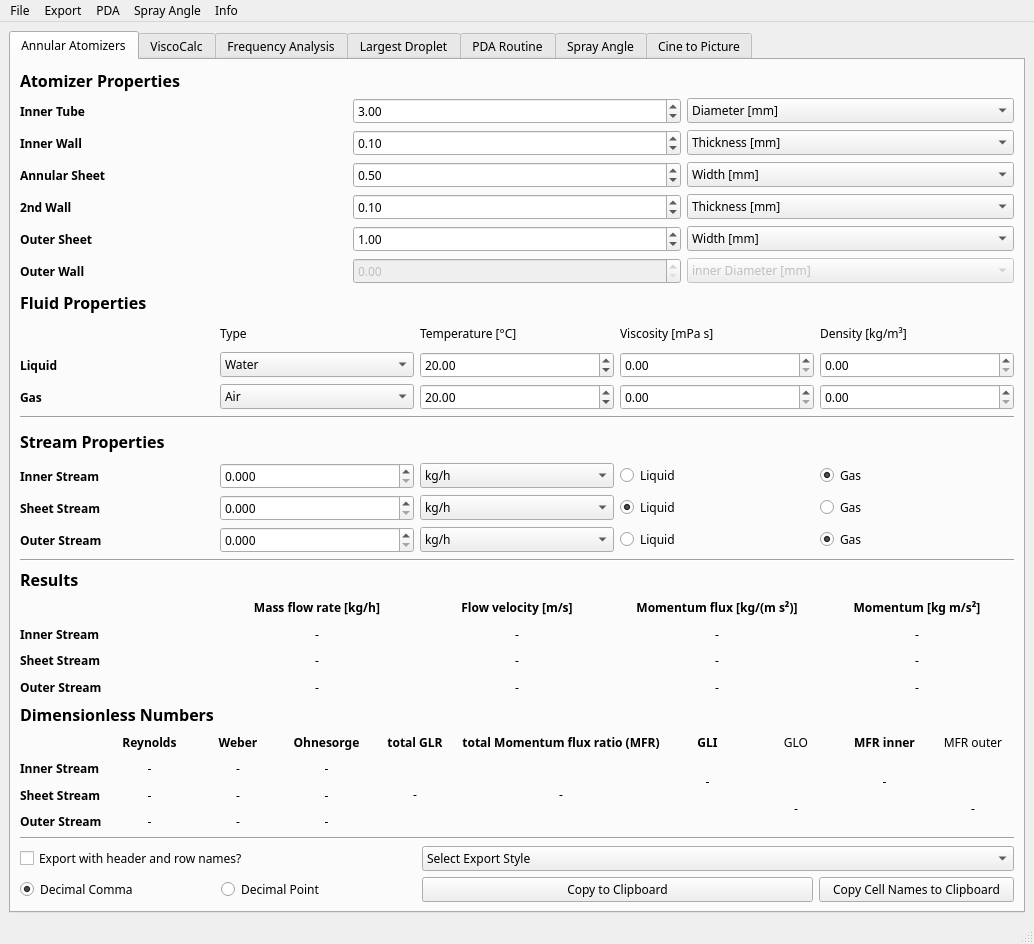
First picture: the form in GUI/mainWindow.ui, repository realize-1337/Atomizer-Toolbox, before the edit.
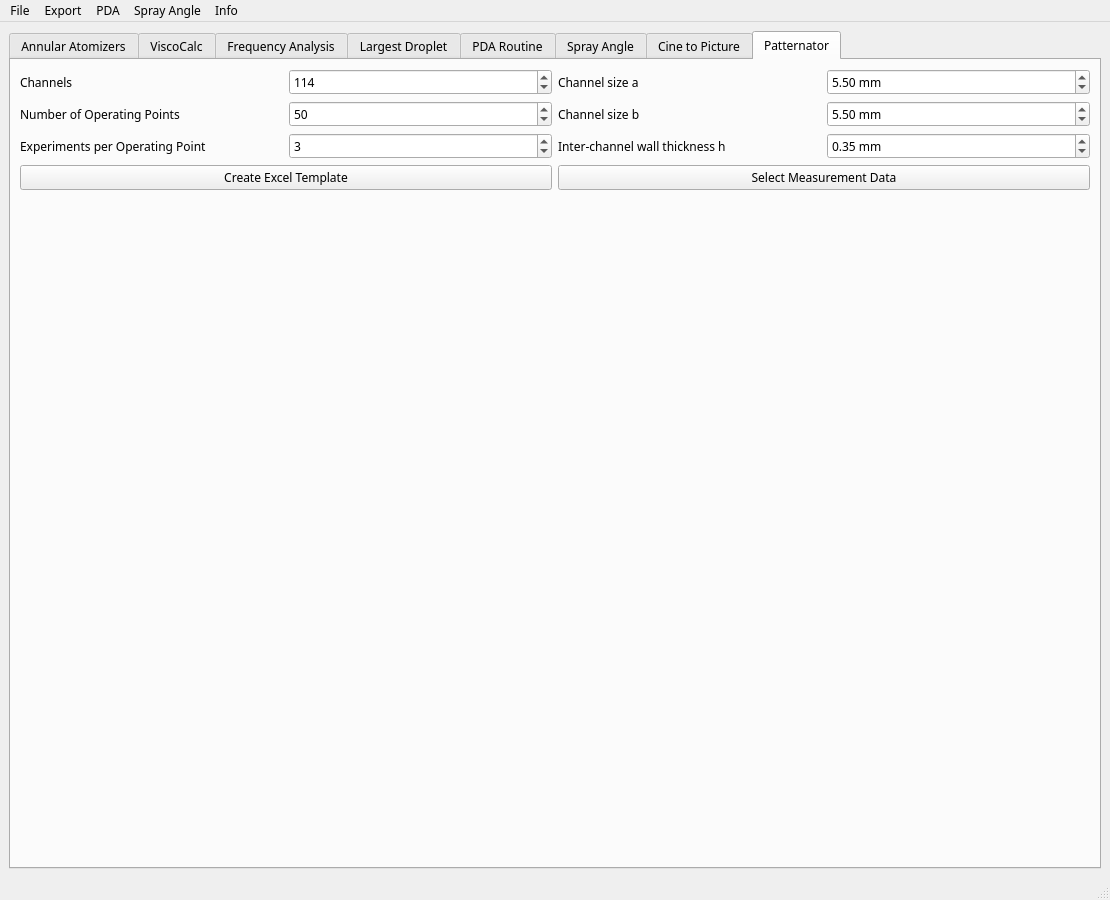
Second picture: the form after the edit. The open tabs and pages were chosen to show the change.

The edit to the form file:
```diff
--- a/GUI/mainWindow.ui
+++ b/GUI/mainWindow.ui
@@ -6,8 +6,8 @@
    <rect>
     <x>0</x>
     <y>0</y>
-    <width>1034</width>
-    <height>944</height>
+    <width>1110</width>
+    <height>830</height>
    </rect>
   </property>
   <property name="font">
@@ -98,6 +98,9 @@
           </item>
           <item row="2" column="2">
            <widget class="QDoubleSpinBox" name="liquidTemp">
+            <property name="minimum">
+             <double>1.000000000000000</double>
+            </property>
             <property name="value">
              <double>20.000000000000000</double>
             </property>
@@ -119,6 +122,9 @@
           </item>
           <item row="3" column="2">
            <widget class="QDoubleSpinBox" name="gasTemp">
+            <property name="minimum">
+             <double>1.000000000000000</double>
+            </property>
             <property name="value">
              <double>20.000000000000000</double>
             </property>
@@ -962,75 +968,7 @@
         </item>
         <item row="8" column="0">
          <layout class="QGridLayout" name="gridLayout_7">
-          <item row="1" column="4">
-           <widget class="QLabel" name="label_49">
-            <property name="font">
-             <font>
-              <family>Segoe UI Semibold</family>
-              <weight>75</weight>
-              <bold>true</bold>
-             </font>
-            </property>
-            <property name="text">
-             <string>total GLR</string>
-            </property>
-            <property name="alignment">
-             <set>Qt::AlignCenter</set>
-            </property>
-           </widget>
-          </item>
-          <item row="1" column="1">
-           <widget class="QLabel" name="label_39">
-            <property name="font">
-             <font>
-              <family>Segoe UI Semibold</family>
-              <weight>75</weight>
-              <bold>true</bold>
-             </font>
-            </property>
-            <property name="text">
-             <string>Reynolds</string>
-            </property>
-            <property name="alignment">
-             <set>Qt::AlignCenter</set>
-            </property>
-           </widget>
-          </item>
-          <item row="1" column="3">
-           <widget class="QLabel" name="label_41">
-            <property name="font">
-             <font>
-              <family>Segoe UI Semibold</family>
-              <weight>75</weight>
-              <bold>true</bold>
-             </font>
-            </property>
-            <property name="text">
-             <string>Ohnesorge</string>
-            </property>
-            <property name="alignment">
-             <set>Qt::AlignCenter</set>
-            </property>
-           </widget>
-          </item>
-          <item row="1" column="2">
-           <widget class="QLabel" name="label_40">
-            <property name="font">
-             <font>
-              <family>Segoe UI Semibold</family>
-              <weight>75</weight>
-              <bold>true</bold>
-             </font>
-            </property>
-            <property name="text">
-             <string>Weber</string>
-            </property>
-            <property name="alignment">
-             <set>Qt::AlignCenter</set>
-            </property>
-           </widget>
-          </item>
-          <item row="2" column="5" rowspan="3">
+          <item row="2" column="8" rowspan="3">
            <widget class="QLabel" name="totalMom">
             <property name="text">
              <string>-</string>
@@ -1040,7 +978,44 @@
             </property>
            </widget>
           </item>
+          <item row="1" column="4">
+           <widget class="QLabel" name="label_62">
+            <property name="text">
+             <string>Weber GLR</string>
+            </property>
+            <property name="alignment">
+             <set>Qt::AlignCenter</set>
+            </property>
+           </widget>
+          </item>
+          <item row="1" column="5">
+           <widget class="QLabel" name="label_49">
+            <property name="font">
+             <font>
+              <family>Segoe UI Semibold</family>
+              <weight>75</weight>
+              <bold>true</bold>
+             </font>
+            </property>
+            <property name="text">
+             <string>Total GLR</string>
+            </property>
+            <property name="alignment">
+             <set>Qt::AlignCenter</set>
+            </property>
+           </widget>
+          </item>
           <item row="2" column="4" rowspan="3">
+           <widget class="QLabel" name="weberGLR">
+            <property name="text">
+             <string>-</string>
+            </property>
+            <property name="alignment">
+             <set>Qt::AlignCenter</set>
+            </property>
+           </widget>
+          </item>
+          <item row="2" column="5" rowspan="3">
            <widget class="QLabel" name="totalGLR">
             <property name="text">
              <string>-</string>
@@ -1050,7 +1025,7 @@
             </property>
            </widget>
           </item>
-          <item row="1" column="5">
+          <item row="1" column="8">
            <widget class="QLabel" name="label_52">
             <property name="font">
              <font>
@@ -1060,14 +1035,31 @@
              </font>
             </property>
             <property name="text">
-             <string>total Momentum flux ratio (MFR)</string>
+             <string>Total Momentum Ratio J</string>
             </property>
             <property name="alignment">
              <set>Qt::AlignCenter</set>
             </property>
            </widget>
           </item>
-          <item row="0" column="0" colspan="10">
+          <item row="1" column="1">
+           <widget class="QLabel" name="label_39">
+            <property name="font">
+             <font>
+              <family>Segoe UI Semibold</family>
+              <weight>75</weight>
+              <bold>true</bold>
+             </font>
+            </property>
+            <property name="text">
+             <string>Reynolds</string>
+            </property>
+            <property name="alignment">
+             <set>Qt::AlignCenter</set>
+            </property>
+           </widget>
+          </item>
+          <item row="0" column="0" colspan="11">
            <widget class="QLabel" name="label_36">
             <property name="font">
              <font>
@@ -1106,83 +1098,17 @@
             </property>
            </widget>
           </item>
-          <item row="2" column="3">
-           <widget class="QLabel" name="innerOh">
-            <property name="text">
-             <string>-</string>
+          <item row="2" column="0">
+           <widget class="QLabel" name="label_37">
+            <property name="font">
+             <font>
+              <family>Segoe UI Semibold</family>
+              <weight>75</weight>
+              <bold>true</bold>
+             </font>
             </property>
-            <property name="alignment">
-             <set>Qt::AlignCenter</set>
-            </property>
-           </widget>
-          </item>
-          <item row="2" column="2">
-           <widget class="QLabel" name="innerWe">
             <property name="text">
-             <string>-</string>
-            </property>
-            <property name="alignment">
-             <set>Qt::AlignCenter</set>
-            </property>
-           </widget>
-          </item>
-          <item row="3" column="2">
-           <widget class="QLabel" name="sheetWe">
-            <property name="text">
-             <string>-</string>
-            </property>
-            <property name="alignment">
-             <set>Qt::AlignCenter</set>
-            </property>
-           </widget>
-          </item>
-          <item row="3" column="3">
-           <widget class="QLabel" name="sheetOh">
-            <property name="text">
-             <string>-</string>
-            </property>
-            <property name="alignment">
-             <set>Qt::AlignCenter</set>
-            </property>
-           </widget>
-          </item>
-          <item row="4" column="2">
-           <widget class="QLabel" name="outerWe">
-            <property name="text">
-             <string>-</string>
-            </property>
-            <property name="alignment">
-             <set>Qt::AlignCenter</set>
-            </property>
-           </widget>
-          </item>
-          <item row="4" column="3">
-           <widget class="QLabel" name="outerOh">
-            <property name="text">
-             <string>-</string>
-            </property>
-            <property name="alignment">
-             <set>Qt::AlignCenter</set>
-            </property>
-           </widget>
-          </item>
-          <item row="4" column="1">
-           <widget class="QLabel" name="outerRe">
-            <property name="text">
-             <string>-</string>
-            </property>
-            <property name="alignment">
-             <set>Qt::AlignCenter</set>
-            </property>
-           </widget>
-          </item>
-          <item row="2" column="1">
-           <widget class="QLabel" name="innerRe">
-            <property name="text">
-             <string>-</string>
-            </property>
-            <property name="alignment">
-             <set>Qt::AlignCenter</set>
+             <string>Inner Stream</string>
             </property>
            </widget>
           </item>
@@ -1234,8 +1160,8 @@
             </property>
            </widget>
           </item>
-          <item row="3" column="9" rowspan="2">
-           <widget class="QLabel" name="outerSheetMom">
+          <item row="2" column="1">
+           <widget class="QLabel" name="innerRe">
             <property name="text">
              <string>-</string>
             </property>
@@ -1244,7 +1170,21 @@
             </property>
            </widget>
           </item>
-          <item row="2" column="8" rowspan="2">
+          <item row="4" column="0">
+           <widget class="QLabel" name="label_43">
+            <property name="font">
+             <font>
+              <family>Segoe UI Semibold</family>
+              <weight>75</weight>
+              <bold>true</bold>
+             </font>
+            </property>
+            <property name="text">
+             <string>Outer Stream</string>
+            </property>
+           </widget>
+          </item>
+          <item row="2" column="9" rowspan="2">
            <widget class="QLabel" name="innerSheetMom">
             <property name="text">
              <string>-</string>
@@ -1254,6 +1194,16 @@
             </property>
            </widget>
           </item>
+          <item row="3" column="10" rowspan="2">
+           <widget class="QLabel" name="outerSheetMom">
+            <property name="text">
+             <string>-</string>
+            </property>
+            <property name="alignment">
+             <set>Qt::AlignCenter</set>
+            </property>
+           </widget>
+          </item>
           <item row="1" column="6">
            <widget class="QLabel" name="label_38">
             <property name="font">
@@ -1271,6 +1221,26 @@
             </property>
            </widget>
           </item>
+          <item row="3" column="7" rowspan="2">
+           <widget class="QLabel" name="outerSheetGLR">
+            <property name="text">
+             <string>-</string>
+            </property>
+            <property name="alignment">
+             <set>Qt::AlignCenter</set>
+            </property>
+           </widget>
+          </item>
+          <item row="1" column="10">
+           <widget class="QLabel" name="label_28">
+            <property name="text">
+             <string>Outer J</string>
+            </property>
+            <property name="alignment">
+             <set>Qt::AlignCenter</set>
+            </property>
+           </widget>
+          </item>
           <item row="1" column="7">
            <widget class="QLabel" name="label_27">
             <property name="text">
@@ -1281,27 +1251,111 @@
             </property>
            </widget>
           </item>
-          <item row="1" column="8">
-           <widget class="QLabel" name="label_48">
-            <property name="font">
-             <font>
-              <family>Segoe UI Semibold</family>
-              <weight>75</weight>
-              <bold>true</bold>
-             </font>
-            </property>
-            <property name="text">
-             <string>MFR inner</string>
-            </property>
-            <property name="alignment">
-             <set>Qt::AlignCenter</set>
-            </property>
-           </widget>
-          </item>
           <item row="1" column="9">
-           <widget class="QLabel" name="label_28">
+           <widget class="QLabel" name="label_48">
+            <property name="font">
+             <font>
+              <family>Segoe UI Semibold</family>
+              <weight>75</weight>
+              <bold>true</bold>
+             </font>
+            </property>
             <property name="text">
-             <string>MFR outer</string>
+             <string>Inner J</string>
+            </property>
+            <property name="alignment">
+             <set>Qt::AlignCenter</set>
+            </property>
+           </widget>
+          </item>
+          <item row="1" column="2">
+           <widget class="QLabel" name="label_41">
+            <property name="font">
+             <font>
+              <family>Segoe UI Semibold</family>
+              <weight>75</weight>
+              <bold>true</bold>
+             </font>
+            </property>
+            <property name="text">
+             <string>Ohnesorge</string>
+            </property>
+            <property name="alignment">
+             <set>Qt::AlignCenter</set>
+            </property>
+           </widget>
+          </item>
+          <item row="2" column="2">
+           <widget class="QLabel" name="innerOh">
+            <property name="text">
+             <string>-</string>
+            </property>
+            <property name="alignment">
+             <set>Qt::AlignCenter</set>
+            </property>
+           </widget>
+          </item>
+          <item row="2" column="3">
+           <widget class="QLabel" name="innerWe">
+            <property name="text">
+             <string>-</string>
+            </property>
+            <property name="alignment">
+             <set>Qt::AlignCenter</set>
+            </property>
+           </widget>
+          </item>
+          <item row="3" column="2">
+           <widget class="QLabel" name="sheetOh">
+            <property name="text">
+             <string>-</string>
+            </property>
+            <property name="alignment">
+             <set>Qt::AlignCenter</set>
+            </property>
+           </widget>
+          </item>
+          <item row="3" column="3">
+           <widget class="QLabel" name="sheetWe">
+            <property name="text">
+             <string>-</string>
+            </property>
+            <property name="alignment">
+             <set>Qt::AlignCenter</set>
+            </property>
+           </widget>
+          </item>
+          <item row="4" column="2">
+           <widget class="QLabel" name="outerOh">
+            <property name="text">
+             <string>-</string>
+            </property>
+            <property name="alignment">
+             <set>Qt::AlignCenter</set>
+            </property>
+           </widget>
+          </item>
+          <item row="4" column="3">
+           <widget class="QLabel" name="outerWe">
+            <property name="text">
+             <string>-</string>
+            </property>
+            <property name="alignment">
+             <set>Qt::AlignCenter</set>
+            </property>
+           </widget>
+          </item>
+          <item row="1" column="3">
+           <widget class="QLabel" name="label_40">
+            <property name="font">
+             <font>
+              <family>Segoe UI Semibold</family>
+              <weight>75</weight>
+              <bold>true</bold>
+             </font>
+            </property>
+            <property name="text">
+             <string>Weber</string>
             </property>
             <property name="alignment">
              <set>Qt::AlignCenter</set>
@@ -2688,6 +2742,193 @@
         </item>
        </layout>
       </widget>
+      <widget class="QWidget" name="tab_8">
+       <attribute name="title">
+        <string>Patternator</string>
+       </attribute>
+       <layout class="QGridLayout" name="gridLayout_17">
+        <item row="0" column="0">
+         <layout class="QGridLayout" name="gridLayout_16">
+          <item row="0" column="2">
+           <layout class="QHBoxLayout" name="horizontalLayout_21">
+            <item>
+             <layout class="QVBoxLayout" name="verticalLayout_25">
+              <item>
+               <layout class="QHBoxLayout" name="horizontalLayout_24">
+                <item>
+                 <widget class="QLabel" name="label_66">
+                  <property name="text">
+                   <string>Channels</string>
+                  </property>
+                 </widget>
+                </item>
+                <item>
+                 <widget class="QSpinBox" name="pat_chan">
+                  <property name="maximum">
+                   <number>1000</number>
+                  </property>
+                  <property name="value">
+                   <number>114</number>
+                  </property>
+                 </widget>
+                </item>
+               </layout>
+              </item>
+              <item>
+               <layout class="QHBoxLayout" name="horizontalLayout_22">
+                <item>
+                 <widget class="QLabel" name="label_71">
+                  <property name="text">
+                   <string>Number of Operating Points</string>
+                  </property>
+                 </widget>
+                </item>
+                <item>
+                 <widget class="QSpinBox" name="pat_op_total">
+                  <property name="minimum">
+                   <number>1</number>
+                  </property>
+                  <property name="maximum">
+                   <number>1000</number>
+                  </property>
+                  <property name="value">
+                   <number>50</number>
+                  </property>
+                 </widget>
+                </item>
+               </layout>
+              </item>
+              <item>
+               <layout class="QHBoxLayout" name="horizontalLayout_28">
+                <item>
+                 <widget class="QLabel" name="label_67">
+                  <property name="text">
+                   <string>Experiments per Operating Point</string>
+                  </property>
+                 </widget>
+                </item>
+                <item>
+                 <widget class="QSpinBox" name="pat_op">
+                  <property name="value">
+                   <number>3</number>
+                  </property>
+                 </widget>
+                </item>
+               </layout>
+              </item>
+             </layout>
+            </item>
+            <item>
+             <layout class="QVBoxLayout" name="verticalLayout_27">
+              <item>
+               <layout class="QVBoxLayout" name="verticalLayout_29">
+                <item>
+                 <layout class="QHBoxLayout" name="horizontalLayout_30">
+                  <item>
+                   <widget class="QLabel" name="label_68">
+                    <property name="text">
+                     <string>Channel size a</string>
+                    </property>
+                   </widget>
+                  </item>
+                  <item>
+                   <widget class="QDoubleSpinBox" name="pat_a">
+                    <property name="suffix">
+                     <string> mm</string>
+                    </property>
+                    <property name="value">
+                     <double>5.500000000000000</double>
+                    </property>
+                   </widget>
+                  </item>
+                 </layout>
+                </item>
+                <item>
+                 <layout class="QHBoxLayout" name="horizontalLayout_33">
+                  <item>
+                   <widget class="QLabel" name="label_69">
+                    <property name="text">
+                     <string>Channel size b</string>
+                    </property>
+                   </widget>
+                  </item>
+                  <item>
+                   <widget class="QDoubleSpinBox" name="pat_b">
+                    <property name="suffix">
+                     <string> mm</string>
+                    </property>
+                    <property name="value">
+                     <double>5.500000000000000</double>
+                    </property>
+                   </widget>
+                  </item>
+                 </layout>
+                </item>
+                <item>
+                 <layout class="QHBoxLayout" name="horizontalLayout_34">
+                  <item>
+                   <widget class="QLabel" name="label_70">
+                    <property name="text">
+                     <string>Inter-channel wall thickness h</string>
+                    </property>
+                   </widget>
+                  </item>
+                  <item>
+                   <widget class="QDoubleSpinBox" name="pat_h">
+                    <property name="suffix">
+                     <string> mm</string>
+                    </property>
+                    <property name="value">
+                     <double>0.350000000000000</double>
+                    </property>
+                   </widget>
+                  </item>
+                 </layout>
+                </item>
+               </layout>
+              </item>
+             </layout>
+            </item>
+           </layout>
+          </item>
+         </layout>
+        </item>
+        <item row="2" column="0">
+         <layout class="QHBoxLayout" name="horizontalLayout_29">
+          <item>
+           <widget class="QPushButton" name="createExcel">
+            <property name="text">
+             <string>Create Excel Template</string>
+            </property>
+           </widget>
+          </item>
+          <item>
+           <widget class="QPushButton" name="runPat">
+            <property name="text">
+             <string>Select Measurement Data</string>
+            </property>
+           </widget>
+          </item>
+         </layout>
+        </item>
+        <item row="3" column="0">
+         <spacer name="verticalSpacer">
+          <property name="orientation">
+           <enum>Qt::Vertical</enum>
+          </property>
+          <property name="sizeType">
+           <enum>QSizePolicy::Expanding</enum>
+          </property>
+          <property name="sizeHint" stdset="0">
+           <size>
+            <width>20</width>
+            <height>150</height>
+           </size>
+          </property>
+         </spacer>
+        </item>
+       </layout>
+      </widget>
      </widget>
     </item>
    </layout>
@@ -2697,7 +2938,7 @@
     <rect>
      <x>0</x>
      <y>0</y>
-     <width>1034</width>
+     <width>1110</width>
      <height>21</height>
     </rect>
    </property>
```
Left out of the diff: 123 changed lines with no effect on the pictures.
